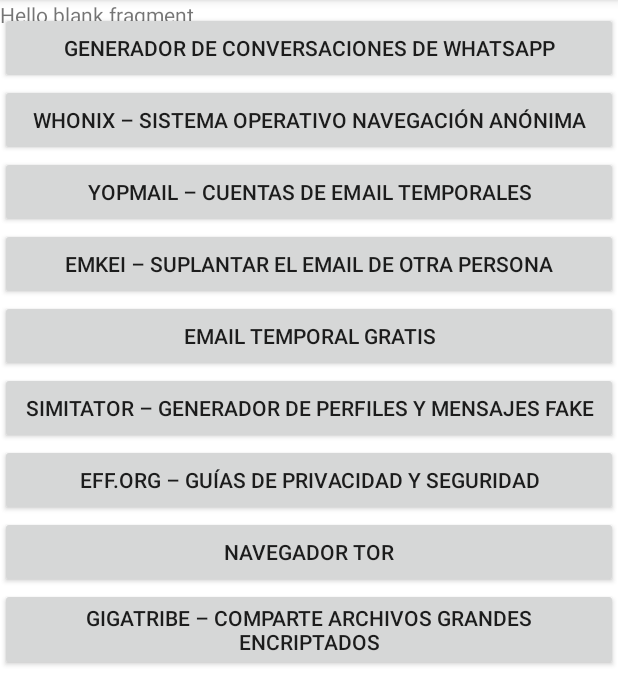
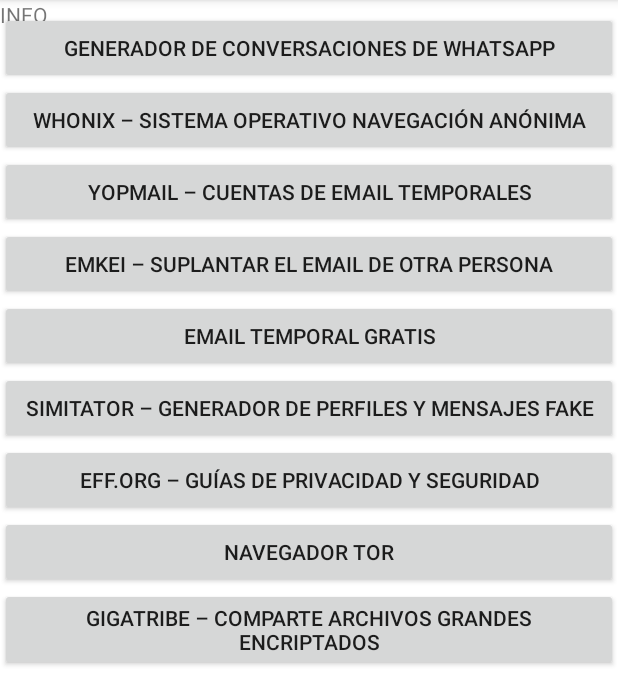
Before and after one commit to JavierEspinMegias/SpyManual, an Android app: the InfoFragment screen opened through its navigation route, after a tap on "ANONIMIZACION", on a phone screen of 412 x 824 dp, the part 84-761 px from its top. Run offline under Robolectric (Android 15) with nearby library versions, the phone set to English and light mode, and no system bars; our stand-ins replace navigation-ui.

```diff
--- a/app/src/main/java/app/car/spymanual/FirstFragment.java
+++ b/app/src/main/java/app/car/spymanual/FirstFragment.java
@@ -4,11 +4,15 @@ import android.os.Bundle;
 import android.os.Handler;
 import android.os.Looper;
 import android.view.LayoutInflater;
+import android.view.Menu;
+import android.view.MenuInflater;
+import android.view.MenuItem;
 import android.view.View;
 import android.view.ViewGroup;
 import android.view.animation.Animation;
 import android.view.animation.AnimationUtils;
 import android.widget.TextView;
+import android.widget.Toast;
 
 import androidx.annotation.NonNull;
 import androidx.fragment.app.Fragment;
@@ -23,6 +27,9 @@ public class FirstFragment extends Fragment {
     public View onCreateView(LayoutInflater inflater, ViewGroup container, Bundle savedInstanceState) {
 
         binding = FragmentFirstBinding.inflate(inflater, container, false);
+
+        setHasOptionsMenu(true);
+
         return binding.getRoot();
 
     }
@@ -39,7 +46,7 @@ public class FirstFragment extends Fragment {
             public void run() {
                 ((MainActivity)getActivity()).openSecondFragment();
             }
-        }, 2000);
+        }, 4000);
     }
 
 //    INFO PASSING BETWEEN FRAGMENTS
@@ -57,6 +64,33 @@ public class FirstFragment extends Fragment {
 
     }
 
+//    @Override
+//    public void onCreateOptionsMenu(@NonNull Menu menu, @NonNull MenuInflater inflater) {
+//
+//
+//
+//        super.onCreateOptionsMenu(menu, inflater);
+//    }
+//
+//    @Override
+//    public boolean onOptionsItemSelected(@NonNull MenuItem item) {
+//
+////        int id = item.getItemId();
+////        switch (id){
+////            default:
+////                Toast.makeText(getContext(), item.getTitle(), Toast.LENGTH_SHORT).show();
+////            case R.id.action_settings:
+////                getActivity().getSupportFragmentManager().beginTransaction().replace(android.R.id.content, new SettingsFragment()).commit();
+////            case R.id.action_info:
+////                getActivity().getSupportFragmentManager().beginTransaction().replace(android.R.id.content, new InfoFragment()).commit();
+////        }
+//
+//
+//
+//        return super.onOptionsItemSelected(item);
+//    }
+
+
     @Override
     public void onDestroyView() {
         super.onDestroyView();
--- a/app/src/main/java/app/car/spymanual/Info.java
+++ b/app/src/main/java/app/car/spymanual/InfoFragment.java
@@ -10,10 +10,10 @@ import android.view.ViewGroup;
 
 /**
  * A simple {@link Fragment} subclass.
- * Use the {@link Info#newInstance} factory method to
+ * Use the {@link InfoFragment#newInstance} factory method to
  * create an instance of this fragment.
  */
-public class Info extends Fragment {
+public class InfoFragment extends Fragment {
 
     // TODO: Rename parameter arguments, choose names that match
     // the fragment initialization parameters, e.g. ARG_ITEM_NUMBER
@@ -24,7 +24,7 @@ public class Info extends Fragment {
     private String mParam1;
     private String mParam2;
 
-    public Info() {
+    public InfoFragment() {
         // Required empty public constructor
     }
 
@@ -37,8 +37,8 @@ public class Info extends Fragment {
      * @return A new instance of fragment Info.
      */
     // TODO: Rename and change types and number of parameters
-    public static Info newInstance(String param1, String param2) {
-        Info fragment = new Info();
+    public static InfoFragment newInstance(String param1, String param2) {
+        InfoFragment fragment = new InfoFragment();
         Bundle args = new Bundle();
         args.putString(ARG_PARAM1, param1);
         args.putString(ARG_PARAM2, param2);
--- a/app/src/main/res/anim/zoomin.xml
+++ b/app/src/main/res/anim/zoomin.xml
@@ -10,8 +10,8 @@
         android:interpolator="@android:anim/decelerate_interpolator"
         android:pivotX="50%"
         android:pivotY="50%"
-        android:toXScale="3"
-        android:toYScale="3" >
+        android:toXScale="2.5"
+        android:toYScale="2.5" >
     </scale>
 
     <alpha
--- a/app/src/main/res/layout/fragment_info.xml
+++ b/app/src/main/res/layout/fragment_info.xml
@@ -3,12 +3,12 @@
     xmlns:tools="http://schemas.android.com/tools"
     android:layout_width="match_parent"
     android:layout_height="match_parent"
-    tools:context=".Info">
+    tools:context=".InfoFragment">
 
     <!-- TODO: Update blank fragment layout -->
     <TextView
-        android:layout_width="match_parent"
-        android:layout_height="match_parent"
-        android:text="@string/hello_blank_fragment" />
+        android:layout_width="200dp"
+        android:layout_height="wrap_content"
+        android:text="INFO" />
 
 </FrameLayout>
--- a/app/src/main/res/layout/fragment_settings.xml
+++ b/app/src/main/res/layout/fragment_settings.xml
@@ -3,12 +3,12 @@
     xmlns:tools="http://schemas.android.com/tools"
     android:layout_width="match_parent"
     android:layout_height="match_parent"
-    tools:context=".Settings">
+    tools:context=".SettingsFragment">
 
     <!-- TODO: Update blank fragment layout -->
     <TextView
         android:layout_width="match_parent"
         android:layout_height="match_parent"
-        android:text="@string/hello_blank_fragment" />
+        android:text="settings" />
 
 </FrameLayout>
--- a/app/src/main/res/navigation/nav_graph.xml
+++ b/app/src/main/res/navigation/nav_graph.xml
@@ -14,6 +14,12 @@
         <action
             android:id="@+id/action_FirstFragment_to_SecondFragment"
             app:destination="@id/SecondFragment" />
+        <action
+            android:id="@+id/action_FirstFragment_to_settings"
+            app:destination="@id/settings" />
+        <action
+            android:id="@+id/action_FirstFragment_to_info2"
+            app:destination="@id/info2" />
     </fragment>
     <fragment
         android:id="@+id/SecondFragment"
@@ -27,12 +33,12 @@
     </fragment>
     <fragment
         android:id="@+id/settings"
-        android:name="app.car.spymanual.Settings"
+        android:name="app.car.spymanual.SettingsFragment"
         android:label="fragment_settings"
         tools:layout="@layout/fragment_settings" />
     <fragment
         android:id="@+id/info2"
-        android:name="app.car.spymanual.Info"
+        android:name="app.car.spymanual.InfoFragment"
         android:label="fragment_info"
         tools:layout="@layout/fragment_info" />
     <fragment
```
Also changed, not shown: app/src/main/java/app/car/spymanual/MainActivity.java (+14 -4 lines), app/src/main/java/app/car/spymanual/SettingsFragment.java (renamed from app/src/main/java/app/car/spymanual/Settings.java, +5 -5 lines).
